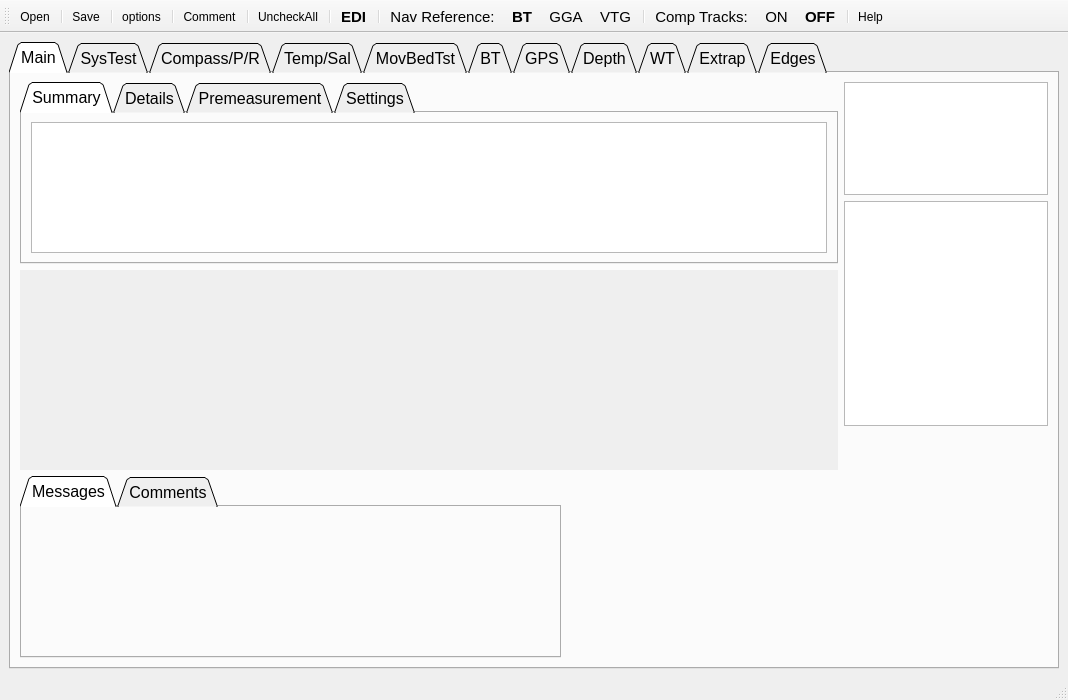
This is UI/QRev_gui.ui in rowetechinc/QRevPy as Qt 5 draws it before an edit. The edited form follows.
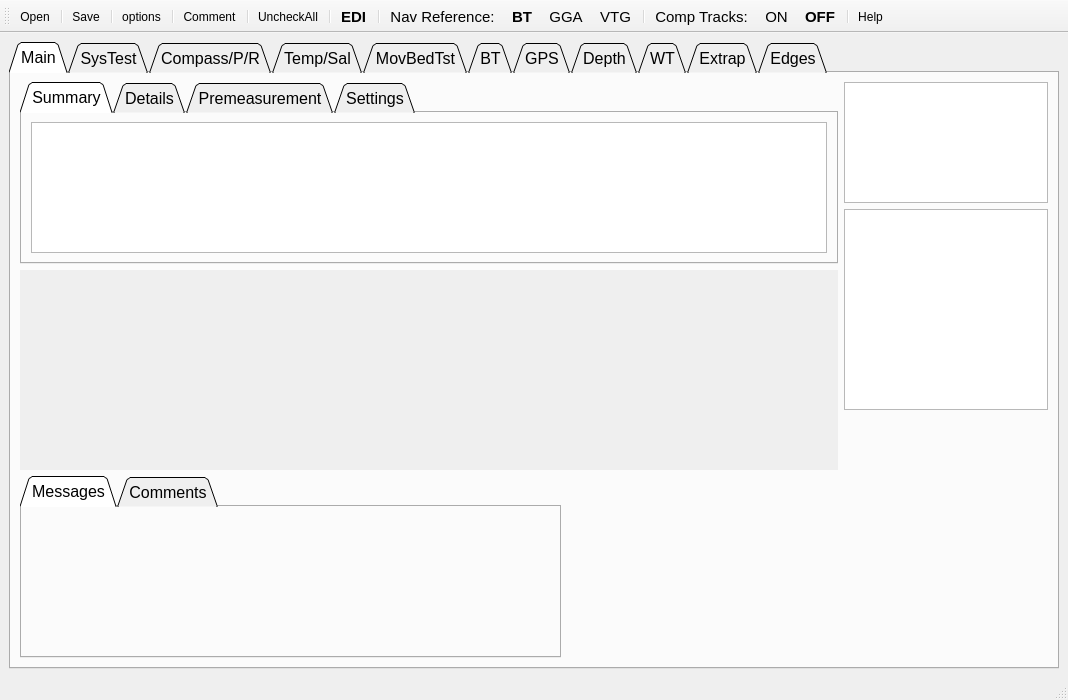
This is the edited form. Icons and pictures are not drawn.

```diff
--- a/UI/QRev_gui.ui
+++ b/UI/QRev_gui.ui
@@ -259,7 +259,7 @@
            </layout>
           </item>
           <item>
-           <layout class="QVBoxLayout" name="verticalLayout_right" stretch="2,4,4">
+           <layout class="QVBoxLayout" name="verticalLayout_right" stretch="3,5,6">
             <item>
              <widget class="QTableWidget" name="table_qa"/>
             </item>
```
